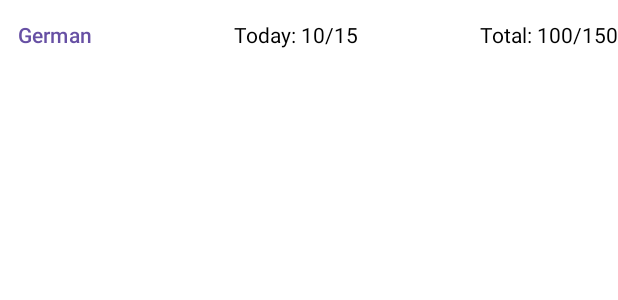
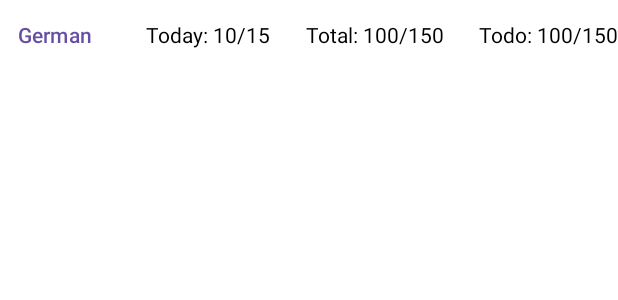
Before and after one commit to MNandor/reader-s-friend, an Android app built with Jetpack Compose: the @Preview function SampleTopBar, on a phone screen of 412 x 824 dp. Shown: the top 300 px of the screen. Run offline under Robolectric (Android 15) with nearby library versions, the phone set to English and light mode, and no system bars; libraries missing offline, so code that uses them is left out: com.kevinnzou.web.

Commit message:
Improve top bar top be more informative

```diff
--- a/app/src/main/java/pro/nandor/appthatchecklanguages/MainActivity.kt
+++ b/app/src/main/java/pro/nandor/appthatchecklanguages/MainActivity.kt
@@ -1,7 +1,7 @@
 package pro.nandor.appthatchecklanguages
 
 import android.os.Bundle
-import android.widget.EditText
+import android.widget.Toast
 import androidx.activity.ComponentActivity
 import androidx.activity.compose.setContent
 import androidx.compose.foundation.ExperimentalFoundationApi
@@ -10,7 +10,6 @@ import androidx.compose.foundation.layout.Arrangement
 import androidx.compose.foundation.layout.Box
 import androidx.compose.foundation.layout.Column
 import androidx.compose.foundation.layout.Row
-import androidx.compose.foundation.layout.Spacer
 import androidx.compose.foundation.layout.fillMaxHeight
 import androidx.compose.foundation.layout.fillMaxSize
 import androidx.compose.foundation.layout.fillMaxWidth
@@ -19,21 +18,17 @@ import androidx.compose.foundation.layout.padding
 import androidx.compose.foundation.layout.width
 import androidx.compose.foundation.lazy.LazyColumn
 import androidx.compose.foundation.lazy.items
-import androidx.compose.foundation.pager.HorizontalPager
-import androidx.compose.foundation.pager.rememberPagerState
+import androidx.compose.foundation.text.ClickableText
 import androidx.compose.material3.Button
 import androidx.compose.material3.Card
 import androidx.compose.material3.MaterialTheme
-import androidx.compose.material3.RadioButton
 import androidx.compose.material3.ScrollableTabRow
 import androidx.compose.material3.Surface
 import androidx.compose.material3.Tab
-import androidx.compose.material3.TabRow
 import androidx.compose.material3.Text
 import androidx.compose.material3.TextButton
 import androidx.compose.material3.TextField
 import androidx.compose.runtime.Composable
-import androidx.compose.runtime.collectAsState
 import androidx.compose.runtime.getValue
 import androidx.compose.runtime.mutableStateOf
 import androidx.compose.runtime.remember
@@ -42,8 +37,8 @@ import androidx.compose.runtime.setValue
 import androidx.compose.ui.Alignment
 import androidx.compose.ui.Modifier
 import androidx.compose.ui.draw.alpha
-import androidx.compose.ui.platform.LocalClipboardManager
 import androidx.compose.ui.platform.LocalContext
+import androidx.compose.ui.text.AnnotatedString
 import androidx.compose.ui.tooling.preview.Preview
 import androidx.compose.ui.unit.dp
 import androidx.compose.ui.window.Dialog
@@ -54,7 +49,6 @@ import kotlinx.coroutines.CoroutineScope
 import kotlinx.coroutines.Job
 import kotlinx.coroutines.delay
 import kotlinx.coroutines.launch
-import pro.nandor.appthatchecklanguages.tabs.LexemeOnScreen
 import pro.nandor.appthatchecklanguages.tabs.ListOfPastWords
 import pro.nandor.appthatchecklanguages.ui.theme.AppThatChecksLanguagesTheme
 
@@ -103,6 +97,8 @@ fun Greeting(name: String, viewModel: MainViewModel) {
     val ourwords by viewModel.wordsOfThisLang
     val recentWords by viewModel.recentWords
     val recentWordsOfThisLang by viewModel.recentWordsOfThisLang
+    val unexportedWords by viewModel.unexportedWords
+    val unexportedWordsOfThisLang by viewModel.unexportedWordsOfThisLang
 
     val switchLanguageCallback = {viewModel.showLanguageSelectorDialog(true)}
     val data = TopbarData(
@@ -110,7 +106,9 @@ fun Greeting(name: String, viewModel: MainViewModel) {
         recentWordsOfThisLang.size,
         recentWords.size,
         ourwords.size,
-        allWords.size
+        allWords.size,
+        unexportedWordsOfThisLang.size,
+        unexportedWords.size
     )
 
     Surface {
@@ -242,12 +240,16 @@ fun OneWebsiteTab(viewModel: MainViewModel, website: Website, visible: Boolean){
 data class TopbarData(
     val currentLanguage: String,
     val addedTodayThisLanguage: Int,
-    val addedTodayAllLanguages: Int,
-    val nonexportedThisLanguage: Int,
-    val nonexportedAllLanguages: Int
+    val addedTodayAnyLanguage: Int,
+    val addedEverThisLanguage: Int,
+    val addedEverAnyLanguage: Int,
+    val unexportedThisLanguage: Int,
+    val unexportedAnyLanguage: Int
 )
 @Composable
 fun TopBar(data: TopbarData, onLanguageButtonClicked: () -> Unit){
+    val context = LocalContext.current
+
     Row(
         modifier = Modifier.fillMaxWidth(),
         horizontalArrangement = Arrangement.SpaceBetween,
@@ -257,15 +259,38 @@ fun TopBar(data: TopbarData, onLanguageButtonClicked: () -> Unit){
             Text(data.currentLanguage)
 
         }
-        Text("Today: ${data.addedTodayThisLanguage}/${data.addedTodayAllLanguages}")
-        Text("Total: ${data.nonexportedThisLanguage}/${data.nonexportedAllLanguages}")
+        ClickableText(text = AnnotatedString(
+            "Today: ${data.addedTodayThisLanguage}/${data.addedTodayAnyLanguage}"),
+            onClick = {
+                val wasWere = if (data.addedTodayThisLanguage == 1) "was" else "were"
+                Toast.makeText(context, "Today, ${data.addedTodayThisLanguage} $wasWere added to ${data.currentLanguage}, and ${data.addedTodayAnyLanguage} to any language.", Toast.LENGTH_SHORT).show()
+            },
+
+        )
+        ClickableText(text = AnnotatedString(
+            "Total: ${data.addedEverThisLanguage}/${data.addedEverAnyLanguage}"),
+            onClick = {
+                val wasWere = if (data.addedEverThisLanguage == 1) "was" else "were"
+                Toast.makeText(context, "${data.addedEverThisLanguage} $wasWere ever added to ${data.currentLanguage}, and ${data.addedEverAnyLanguage} to any language.", Toast.LENGTH_SHORT).show()
+            },
+
+        )
+
+        ClickableText(text = AnnotatedString(
+            "Todo: ${data.unexportedThisLanguage}/${data.unexportedAnyLanguage}"),
+            onClick = {
+                val wasWere = if (data.unexportedThisLanguage == 1) "was" else "were"
+                Toast.makeText(context, "${data.unexportedThisLanguage} $wasWere not exported from ${data.currentLanguage}, and ${data.unexportedAnyLanguage} from any language.", Toast.LENGTH_SHORT).show()
+            },
+
+            )
     }
 }
 
 @Preview
 @Composable
 fun SampleTopBar(){
-    val data = TopbarData("German", 10, 15, 100, 150)
+    val data = TopbarData("German", 10, 15, 100, 150, 100, 150)
 
     TopBar(data, {})
 }
--- a/app/src/main/java/pro/nandor/appthatchecklanguages/tabs/ListOfPastWords.kt
+++ b/app/src/main/java/pro/nandor/appthatchecklanguages/tabs/ListOfPastWords.kt
@@ -119,7 +119,7 @@ fun LexemeOnScreen(lexeme: Lexeme, callBack: (Lexeme) -> Unit){
             .fillMaxWidth()
             .padding(8.dp)){
             if (BuildConfig.DEBUG)
-            Text("${lexeme.language} | ${lexeme.exportTimeStamp}", fontSize = 8.sp, modifier = Modifier.fillMaxWidth(), textAlign = TextAlign.Center)
+                Text("${lexeme.language} | ${lexeme.exportTimeStamp}", fontSize = 8.sp, modifier = Modifier.fillMaxWidth(), textAlign = TextAlign.Center)
             Row(
                 horizontalArrangement = Arrangement.SpaceBetween,
                 modifier = Modifier
```
Also changed, not shown: app/src/main/java/pro/nandor/appthatchecklanguages/MainViewModel.kt (+12 -0 lines).
